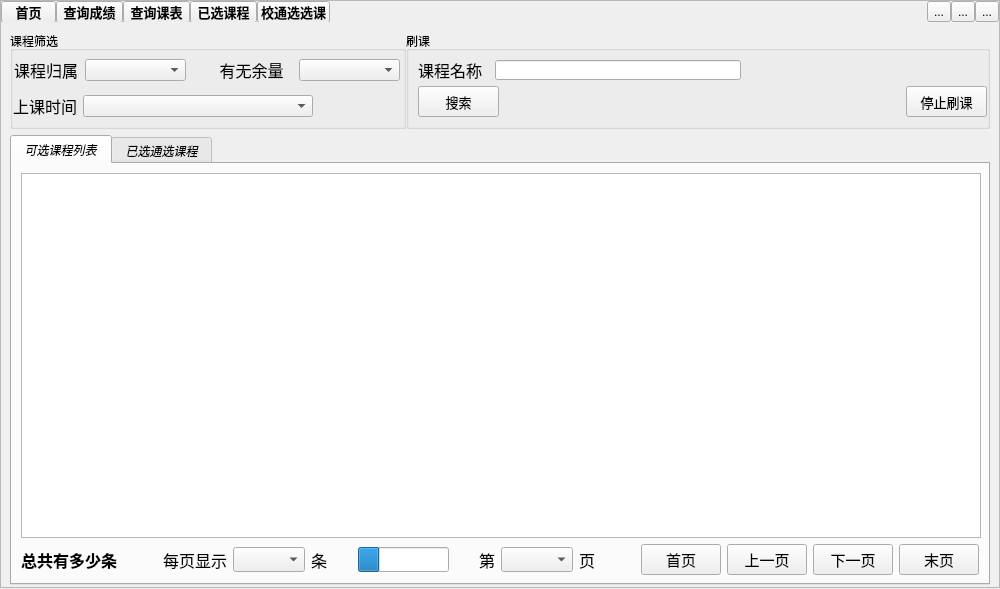
Before: the Qt Designer form BrowerserWidgetMainPageQt.ui in chenzhutian/myClientPyQt, drawn with Qt 5.
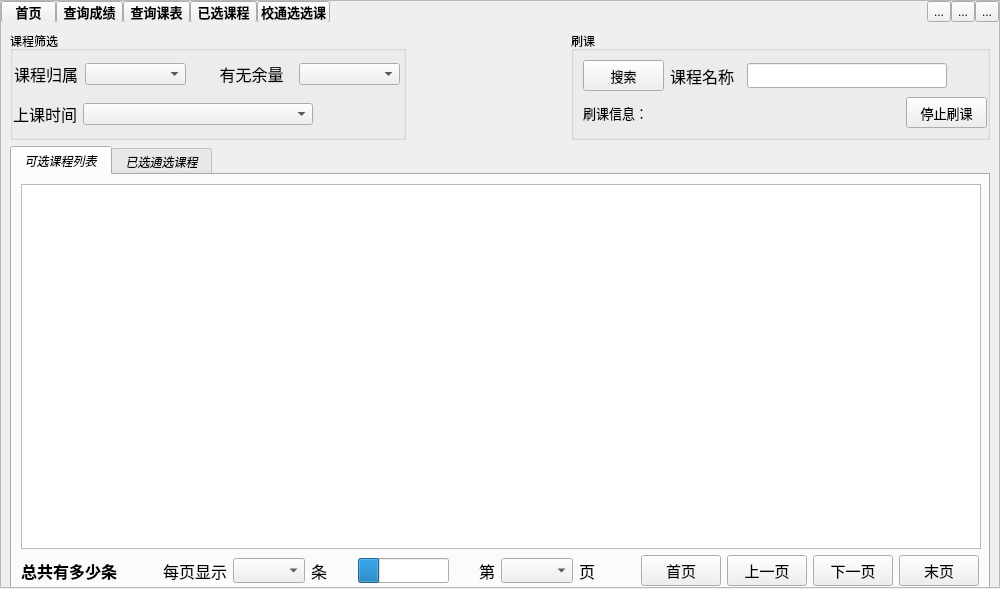
After: the same form once the commit is applied. The open tabs and pages were chosen to show the change. Icons and pictures are not drawn.

```diff
--- a/BrowerserWidgetMainPageQt.ui
+++ b/BrowerserWidgetMainPageQt.ui
@@ -1434,17 +1434,8 @@
          </widget>
          <widget class="QWidget" name="txxkPage">
           <layout class="QVBoxLayout" name="verticalLayout_15">
-           <property name="spacing">
-            <number>6</number>
-           </property>
-           <property name="margin">
-            <number>9</number>
-           </property>
            <item>
             <layout class="QHBoxLayout" name="horizontalLayout_13">
-             <property name="spacing">
-              <number>0</number>
-             </property>
              <item>
               <widget class="QGroupBox" name="kcsxGroupBox">
                <property name="title">
@@ -1638,6 +1629,19 @@
                </layout>
               </widget>
              </item>
+             <item>
+              <spacer name="horizontalSpacer_22">
+               <property name="orientation">
+                <enum>Qt::Horizontal</enum>
+               </property>
+               <property name="sizeHint" stdset="0">
+                <size>
+                 <width>40</width>
+                 <height>20</height>
+                </size>
+               </property>
+              </spacer>
+             </item>
              <item>
               <widget class="QGroupBox" name="skGroupBox">
                <property name="enabled">
@@ -1661,12 +1665,37 @@
                 </property>
                 <item>
                  <layout class="QHBoxLayout" name="horizontalLayout_11">
+                  <item>
+                   <widget class="QPushButton" name="startSkPushButton">
+                    <property name="sizePolicy">
+                     <sizepolicy hsizetype="Fixed" vsizetype="Fixed">
+                      <horstretch>0</horstretch>
+                      <verstretch>0</verstretch>
+                     </sizepolicy>
+                    </property>
+                    <property name="minimumSize">
+                     <size>
+                      <width>81</width>
+                      <height>31</height>
+                     </size>
+                    </property>
+                    <property name="font">
+                     <font>
+                      <family>微软雅黑</family>
+                      <pointsize>10</pointsize>
+                     </font>
+                    </property>
+                    <property name="text">
+                     <string>搜索</string>
+                    </property>
+                   </widget>
+                  </item>
                   <item>
                    <widget class="QLabel" name="kcmcLabel">
                     <property name="minimumSize">
                      <size>
                       <width>71</width>
-                      <height>20</height>
+                      <height>30</height>
                      </size>
                     </property>
                     <property name="font">
@@ -1685,7 +1714,7 @@
                     <property name="minimumSize">
                      <size>
                       <width>200</width>
-                      <height>20</height>
+                      <height>25</height>
                      </size>
                     </property>
                    </widget>
@@ -1707,31 +1736,6 @@
                 </item>
                 <item>
                  <layout class="QHBoxLayout" name="horizontalLayout_12">
-                  <item>
-                   <widget class="QPushButton" name="startSkPushButton">
-                    <property name="sizePolicy">
-                     <sizepolicy hsizetype="Fixed" vsizetype="Fixed">
-                      <horstretch>0</horstretch>
-                      <verstretch>0</verstretch>
-                     </sizepolicy>
-                    </property>
-                    <property name="minimumSize">
-                     <size>
-                      <width>81</width>
-                      <height>31</height>
-                     </size>
-                    </property>
-                    <property name="font">
-                     <font>
-                      <family>微软雅黑</family>
-                      <pointsize>10</pointsize>
-                     </font>
-                    </property>
-                    <property name="text">
-                     <string>搜索</string>
-                    </property>
-                   </widget>
-                  </item>
                   <item>
                    <widget class="QLabel" name="shuaLabel">
                     <property name="sizePolicy">
@@ -1742,12 +1746,18 @@
                     </property>
                     <property name="minimumSize">
                      <size>
-                      <width>331</width>
+                      <width>250</width>
                       <height>31</height>
                      </size>
                     </property>
+                    <property name="font">
+                     <font>
+                      <family>微软雅黑</family>
+                      <pointsize>10</pointsize>
+                     </font>
+                    </property>
                     <property name="text">
-                     <string/>
+                     <string>刷课信息：</string>
                     </property>
                    </widget>
                   </item>
```
Left out of the diff: 2 changed lines with no effect on the pictures.
